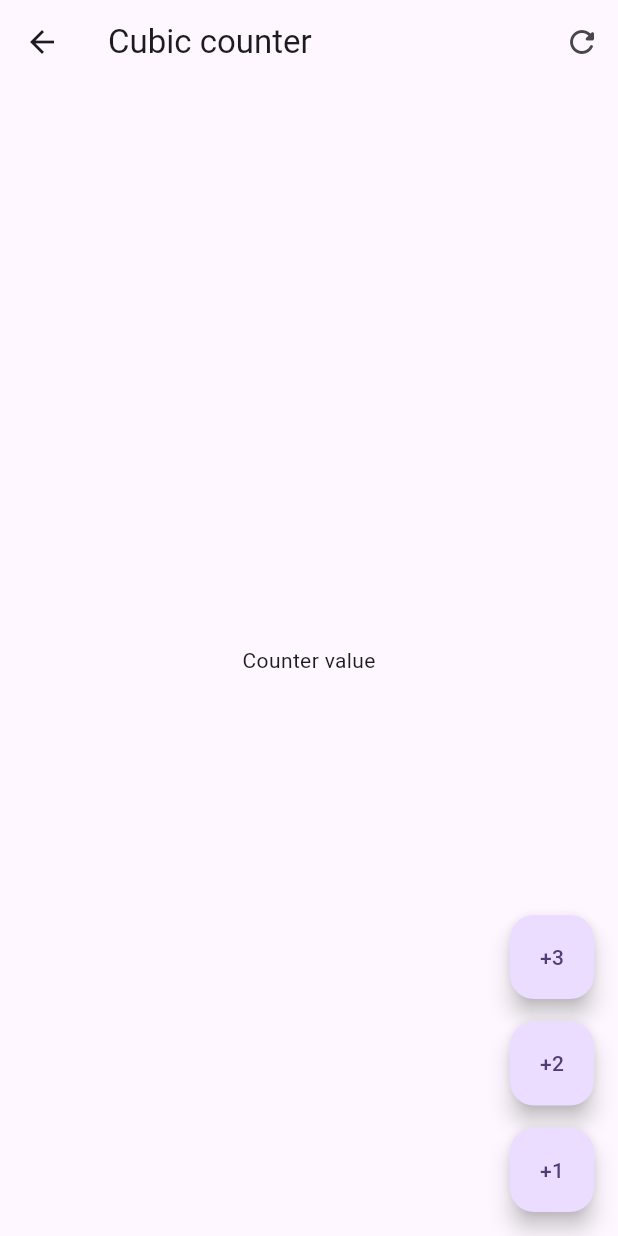
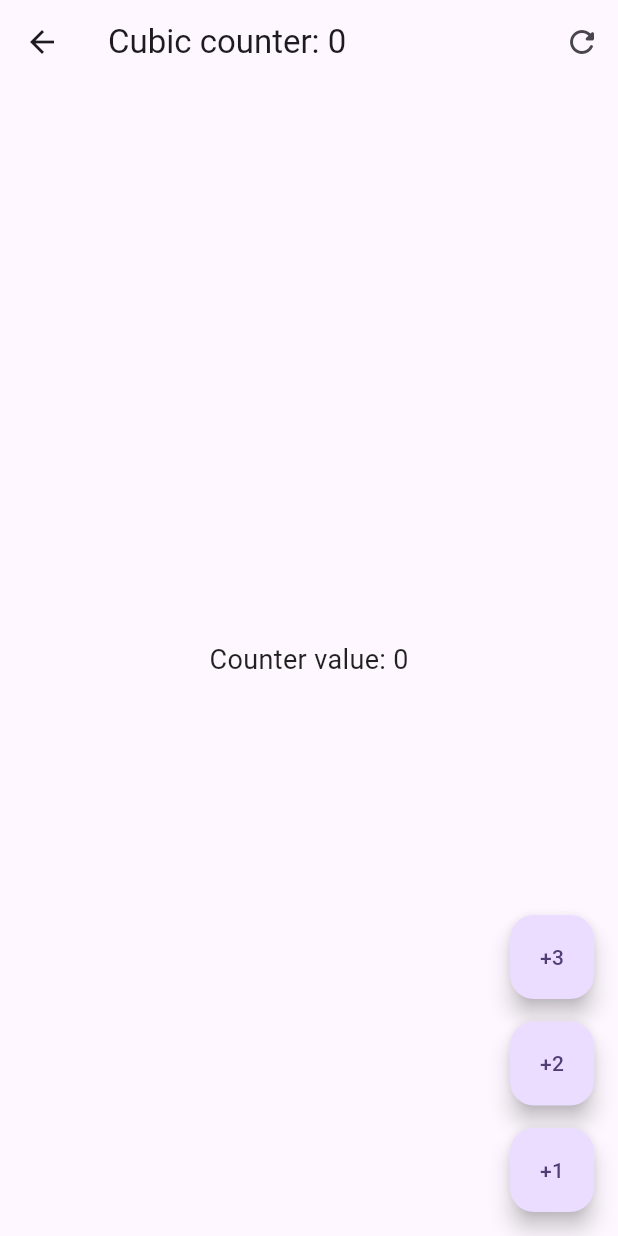
Before and after one commit to jorgeart81/form_app, a Flutter app: the screen it shows after launch, after a tap on "Cubits", on a phone screen of 412 x 824 dp. Run offline on Flutter 3.47's test engine with Material 3 defaults, Android fonts, the phone set to English and light mode, and no system bars; our stand-ins replace flutter_bloc, go_router.

Commit message:
feat: Add flutter bloc

```diff
--- /dev/null
+++ b/lib/presentation/blocs/counter_cubit/counter_cubit.dart
@@ -0,0 +1,16 @@
+import 'package:flutter_bloc/flutter_bloc.dart';
+
+part 'counter_state.dart';
+
+class CounterCubit extends Cubit<CounterInitial> {
+  CounterCubit() : super(CounterInitial(counter: 0));
+
+  void increment(int value) => emit(
+    state.copyWith(
+      counter: state.counter + value,
+      transactionCount: state.transactionCount + 1,
+    ),
+  );
+
+  void reset() => emit(state.copyWith(counter: 0));
+}
--- /dev/null
+++ b/lib/presentation/blocs/counter_cubit/counter_state.dart
@@ -0,0 +1,17 @@
+part of 'counter_cubit.dart';
+
+sealed class CounterState {
+  final int counter;
+  final int transactionCount;
+
+  const CounterState({required this.counter, required this.transactionCount});
+}
+
+class CounterInitial extends CounterState {
+  CounterInitial({super.counter = 0, super.transactionCount = 0});
+
+  copyWith({int? counter, int? transactionCount}) => CounterInitial(
+    counter: counter ?? this.counter,
+    transactionCount: transactionCount ?? this.transactionCount,
+  );
+}
--- a/lib/presentation/screens/cubit_counter_screen.dart
+++ b/lib/presentation/screens/cubit_counter_screen.dart
@@ -1,18 +1,46 @@
 import 'package:flutter/material.dart';
+import 'package:flutter_bloc/flutter_bloc.dart';
+import 'package:forms_app/presentation/blocs/counter_cubit/counter_cubit.dart';
 
 class CubitCounterScreen extends StatelessWidget {
   const CubitCounterScreen({super.key});
 
   @override
   Widget build(BuildContext context) {
+    return BlocProvider(
+      create: (_) => CounterCubit(),
+      child: _CubicCounterView(),
+    );
+  }
+}
+
+class _CubicCounterView extends StatelessWidget {
+  const _CubicCounterView({super.key});
+
+  @override
+  Widget build(BuildContext context) {
+    final counterCubit = context.read<CounterCubit>();
+    final counterState = context.watch<CounterCubit>().state;
+
     return Scaffold(
       appBar: AppBar(
-        title: Text('Cubic counter'),
+        title: Text('Cubic counter: ${counterState.transactionCount}'),
         actions: [
-          IconButton(onPressed: () {}, icon: Icon(Icons.refresh_rounded)),
+          IconButton(
+            onPressed: () => counterCubit.reset(),
+            icon: Icon(Icons.refresh_rounded),
+          ),
         ],
       ),
-      body: Center(child: const Text('Counter value')),
+      body: BlocBuilder<CounterCubit, CounterState>(
+        // buildWhen: (previous, current) => current.counter != previous.counter,
+        builder: (context, state) => Center(
+          child: Text(
+            'Counter value: ${state.counter}',
+            style: const TextStyle(fontSize: 18, color: Colors.black87),
+          ),
+        ),
+      ),
       floatingActionButton: Column(
         mainAxisAlignment: MainAxisAlignment.end,
         spacing: 15,
@@ -20,17 +48,17 @@ class CubitCounterScreen extends StatelessWidget {
           FloatingActionButton(
             heroTag: 1,
             child: const Text('+3'),
-            onPressed: () {},
+            onPressed: () => counterCubit.increment(3),
           ),
           FloatingActionButton(
             heroTag: 2,
             child: const Text('+2'),
-            onPressed: () {},
+            onPressed: () => counterCubit.increment(2),
           ),
           FloatingActionButton(
             heroTag: 3,
             child: const Text('+1'),
-            onPressed: () {},
+            onPressed: () => counterCubit.increment(1),
           ),
         ],
       ),
```
Also changed, not shown: pubspec.yaml (+1 -6 lines), pubspec.lock.
